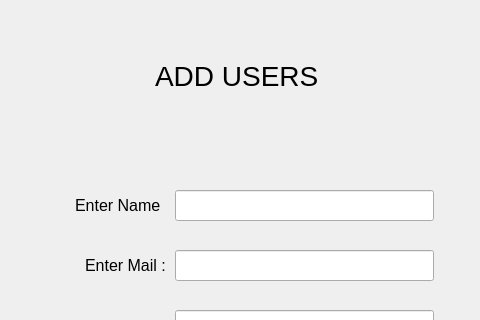
First picture: the form in Library-Management-System/adduser.ui, repository danisensei/Library-Management-System, before the edit; both pictures show x 185 to 665 and y 0 to 320 of the 816 by 536 pixel window.
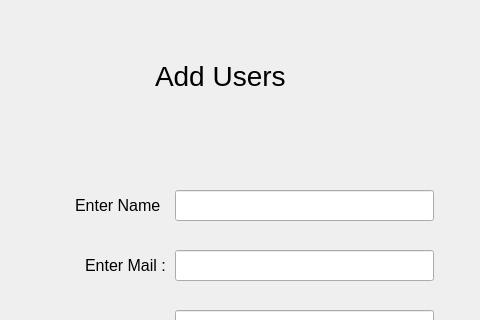
Second picture: the form after the edit.

Commit message:
Fix Genre Combo box functionality
- Code was previously missing functionality to add genre on selecting from combo box

Patch:
```diff
--- a/Library-Management-System/adduser.ui
+++ b/Library-Management-System/adduser.ui
@@ -112,7 +112,7 @@
     </font>
    </property>
    <property name="text">
-    <string>ADD USERS</string>
+    <string>Add Users</string>
    </property>
   </widget>
   <widget class="QPushButton" name="addubutton">
```
The commit also changes 2 other files.
